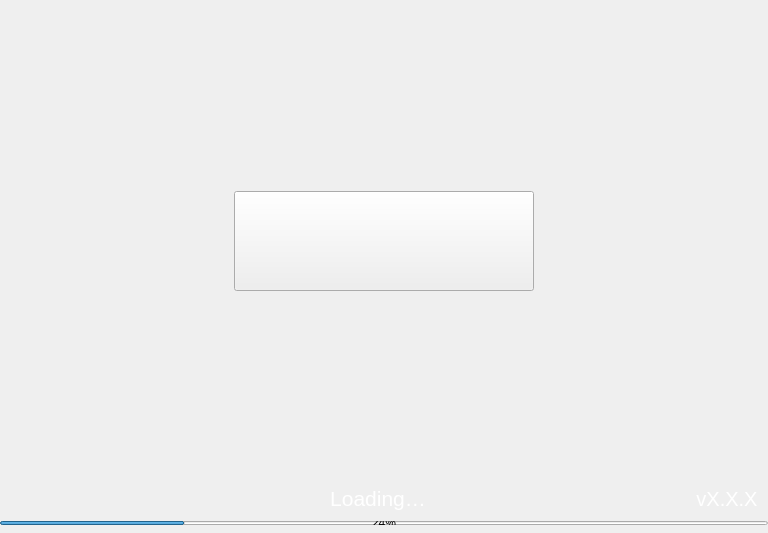
Old version of the form src/qt/oro/forms/splash.ui in the repository ORO-mlm/ORO-Core.
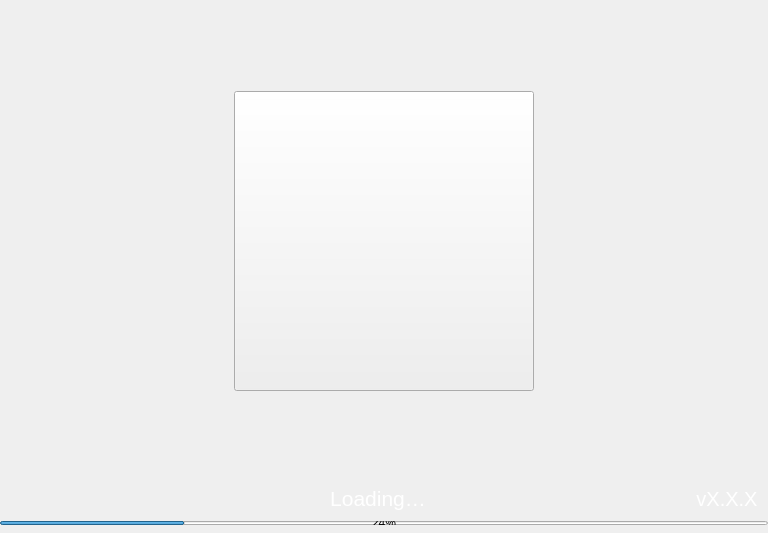
New version of the form.

```diff
--- a/src/qt/oro/forms/splash.ui
+++ b/src/qt/oro/forms/splash.ui
@@ -92,13 +92,13 @@
         <property name="minimumSize">
          <size>
           <width>300</width>
-          <height>100</height>
+          <height>300</height>
          </size>
         </property>
         <property name="maximumSize">
          <size>
           <width>300</width>
-          <height>100</height>
+          <height>300</height>
          </size>
         </property>
         <property name="text">
```
